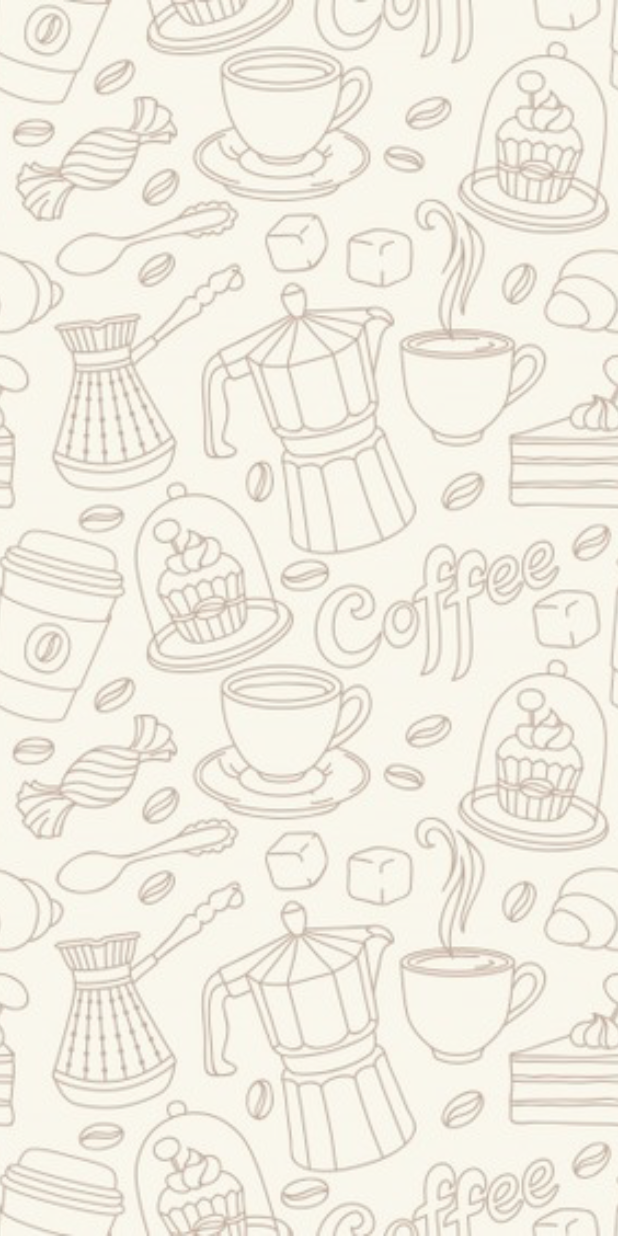
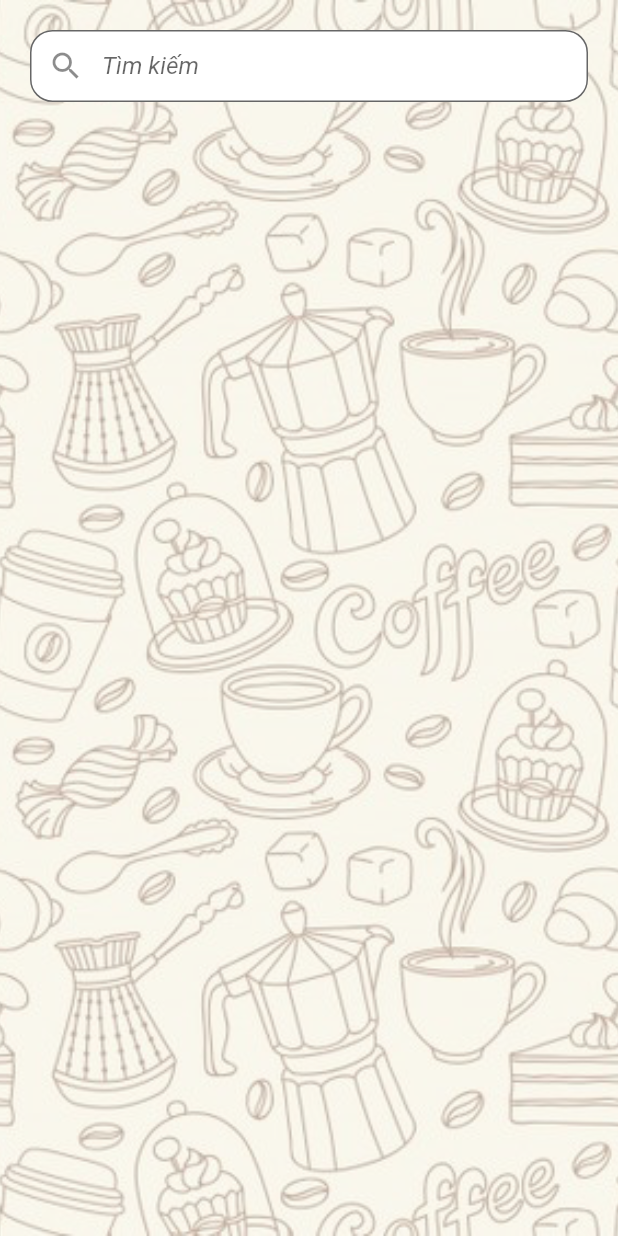
Before and after one commit to quang26071999/Agile, a Flutter app: the CakeScreen screen opened directly, on a phone screen of 412 x 824 dp. Run offline on Flutter 3.47's test engine with Material 2 defaults, Android fonts, the phone set to English and light mode, and no system bars; our stand-ins replace cloud_firestore, firebase_core, get, image_picker; accounts and stored records are empty.

Commit message:
Update CakeScreen.dart

```diff
--- a/polycoffe_agile/lib/TabProducts/CakeScreen.dart
+++ b/polycoffe_agile/lib/TabProducts/CakeScreen.dart
@@ -17,8 +17,25 @@ class CakeScreen extends StatelessWidget {
               fit: BoxFit.cover,
             ),
           ),
+
+          child: Padding(
+            padding: EdgeInsets.all(20.0),
             child: Column(
               children: <Widget>[
+                TextField(
+                  style: const TextStyle(fontSize: 16, fontStyle: FontStyle.italic),
+                  decoration: InputDecoration(
+                      filled: true,
+                      fillColor: const Color(0xffFFFFFF),
+                      prefixIcon: const Icon(Icons.search),
+                      contentPadding: const EdgeInsets.symmetric(
+                          vertical: 5, horizontal: 5),
+                      hintText: "Tìm kiếm",
+                      border: OutlineInputBorder(
+                        borderRadius: BorderRadius.circular(15),
+                        borderSide: const BorderSide(),
+                      )),
+                ),
                 StreamBuilder(
                   stream: FirebaseFirestore.instance
                       .collection("Products")
@@ -133,7 +150,9 @@ class CakeScreen extends StatelessWidget {
                   },
                 )
               ],
-          )),
+            ),
+          ),
+          ),
     );
   }
 }
```
Lines whose indentation alone changed are shown as unchanged.
